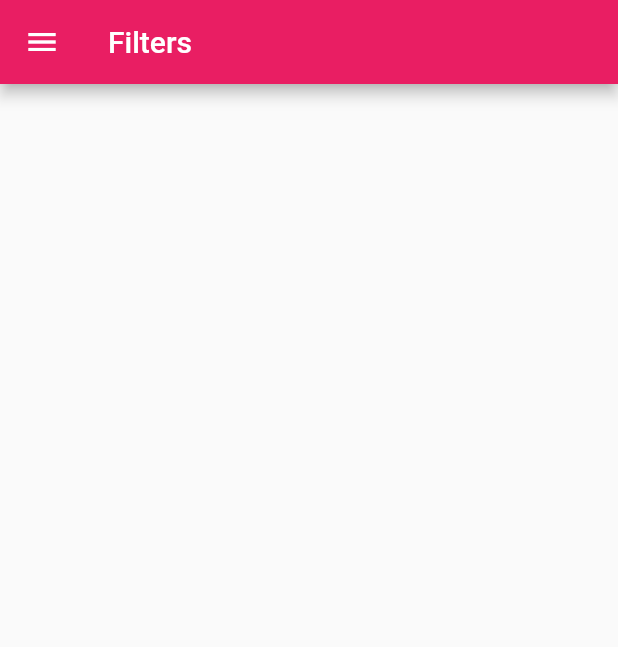
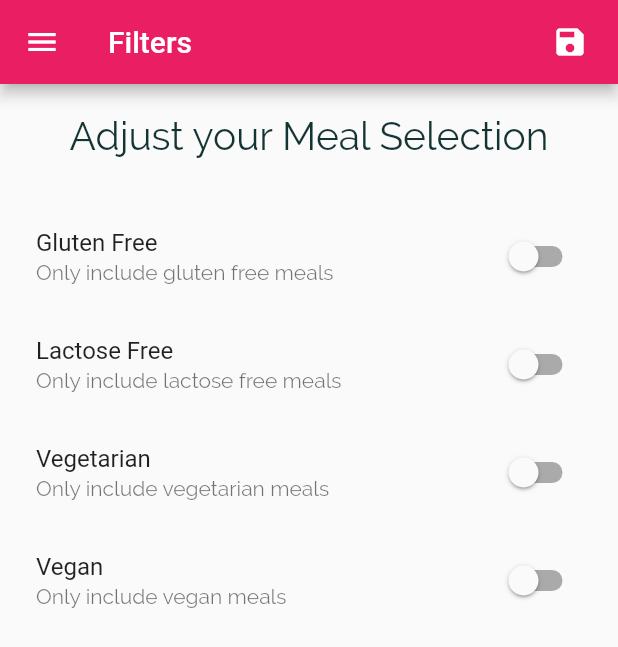
Before and after one commit to chandansgowda/csg_meals_app, a Flutter app: the FiltersScreen screen opened by its route, on a phone screen of 412 x 824 dp. Shown: the top 647 px of the screen. Run offline on Flutter 3.47's test engine with Material 2 defaults, Android fonts, the phone set to English and light mode, and no system bars; Roboto replaces fonts that are missing (RobotoCondesed).

Commit message:
filter screen added

```diff
--- a/lib/screens/filters_screen.dart
+++ b/lib/screens/filters_screen.dart
@@ -1,16 +1,83 @@
 import 'package:flutter/material.dart';
 import 'package:meals/screens/main_drawer.dart';
 
-class FiltersScreen extends StatelessWidget {
+class FiltersScreen extends StatefulWidget {
   static const routeName = '/filters';
+
+  @override
+  State<FiltersScreen> createState() => _FiltersScreenState();
+}
+
+class _FiltersScreenState extends State<FiltersScreen> {
+  bool _vegetarian = false;
+  bool _glutenFree = false;
+  bool _vegan = false;
+  bool _lactoseFree = false;
+
+
+  Widget _buildFilterListTile(filterText,filterValue, onChangeFunc){
+    return SwitchListTile(
+      title: Text(filterText),
+      value: filterValue,
+      subtitle: Text("Only include ${filterText.toString().toLowerCase()} meals"),
+      onChanged: onChangeFunc,
+      activeColor: Colors.pink,
+    );
+  }
 
   @override
   Widget build(BuildContext context) {
     return Scaffold(
-      appBar: AppBar(
-        title: Text("Filters"),
-      ),
-      drawer: MainDrawer(),
-    );
+        appBar: AppBar(
+          title: Text("Filters"),
+          actions: [
+            Padding(
+              padding: const EdgeInsets.symmetric(horizontal: 20),
+              child: Icon(Icons.save),
+            ),
+          ],
+        ),
+        drawer: MainDrawer(),
+        body: Column(
+          children: [
+            Container(
+              padding: EdgeInsets.all(20),
+              child: Text(
+                "Adjust your Meal Selection",
+                style: TextStyle(fontSize: 26),
+              ),
+            ),
+            Expanded(
+              child: Padding(
+                padding: const EdgeInsets.all(8.0),
+                child: ListView(
+                  children: [
+                    _buildFilterListTile("Gluten Free",_glutenFree, (newValue){
+                      setState(() {
+                        _glutenFree = newValue;
+                      });
+                    }),
+                    _buildFilterListTile("Lactose Free",_lactoseFree, (newValue){
+                      setState(() {
+                        _lactoseFree = newValue;
+                      });
+                    }),
+                    _buildFilterListTile("Vegetarian",_vegetarian, (newValue){
+                      setState(() {
+                        _vegetarian = newValue;
+                      });
+                    }),
+                    _buildFilterListTile("Vegan",_vegan, (newValue){
+                      setState(() {
+                        _vegan = newValue;
+                      });
+                    }),
+
+                  ],
+                ),
+              ),
+            )
+          ],
+        ));
   }
 }
```
